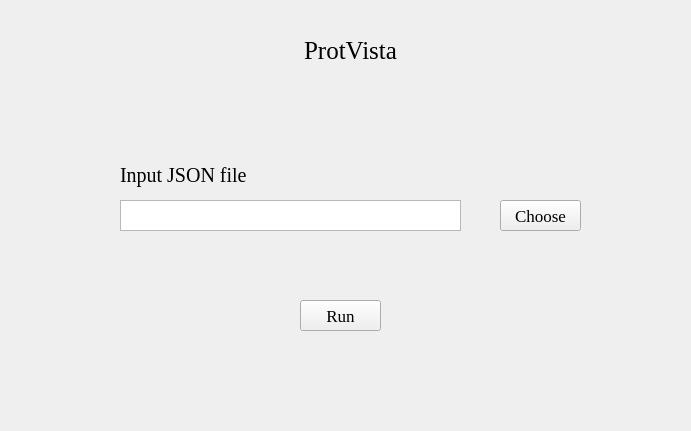
Before: the Qt Designer form ProtVista.ui in hzaurzli/MicroWorldOmics, drawn with Qt 5.
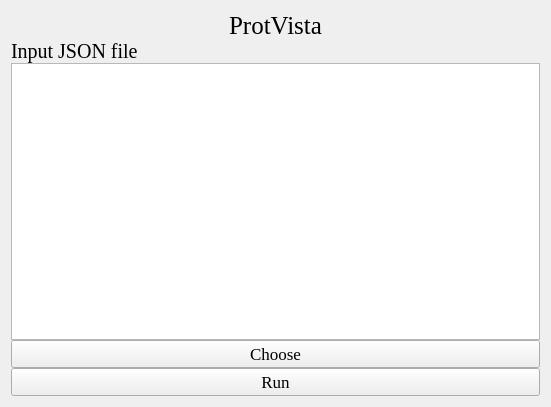
After: the same form once the commit is applied. Icons and pictures are not drawn.

What changed in the file:
```diff
--- a/ProtVista.ui
+++ b/ProtVista.ui
@@ -6,8 +6,8 @@
    <rect>
     <x>0</x>
     <y>0</y>
-    <width>691</width>
-    <height>431</height>
+    <width>551</width>
+    <height>407</height>
    </rect>
   </property>
   <property name="windowTitle">
@@ -16,28 +16,21 @@
   <property name="styleSheet">
    <string notr="true">background-image: url(D:/Documents/Desktop/bb.png)</string>
   </property>
+  <layout class="QGridLayout" name="gridLayout_2">
+   <item row="0" column="0">
+    <layout class="QGridLayout" name="gridLayout">
+     <property name="verticalSpacing">
+      <number>0</number>
+     </property>
+     <item row="2" column="0">
   <widget class="QTextBrowser" name="textBrowser_2">
-   <property name="geometry">
-    <rect>
-     <x>120</x>
-     <y>200</y>
-     <width>341</width>
-     <height>31</height>
-    </rect>
-   </property>
    <property name="styleSheet">
     <string notr="true">background-image: url(D:/Documents/Desktop/white.png)</string>
    </property>
   </widget>
+     </item>
+     <item row="0" column="0">
   <widget class="QLabel" name="label">
-   <property name="geometry">
-    <rect>
-     <x>280</x>
-     <y>30</y>
-     <width>141</width>
-     <height>41</height>
-    </rect>
-   </property>
    <property name="font">
     <font>
      <family>Times New Roman</family>
@@ -51,15 +44,22 @@
     <set>Qt::AlignCenter</set>
    </property>
   </widget>
+     </item>
+     <item row="3" column="0">
+      <widget class="QPushButton" name="pushButton_2">
+       <property name="font">
+        <font>
+         <family>Times New Roman</family>
+         <pointsize>13</pointsize>
+        </font>
+       </property>
+       <property name="text">
+        <string>Choose</string>
+       </property>
+      </widget>
+     </item>
+     <item row="1" column="0">
   <widget class="QLabel" name="label_2">
-   <property name="geometry">
-    <rect>
-     <x>120</x>
-     <y>160</y>
-     <width>161</width>
-     <height>31</height>
-    </rect>
-   </property>
    <property name="font">
     <font>
      <family>Times New Roman</family>
@@ -73,34 +73,9 @@
     <set>Qt::AlignLeading|Qt::AlignLeft|Qt::AlignVCenter</set>
    </property>
   </widget>
-  <widget class="QPushButton" name="pushButton_2">
-   <property name="geometry">
-    <rect>
-     <x>500</x>
-     <y>200</y>
-     <width>81</width>
-     <height>31</height>
-    </rect>
-   </property>
-   <property name="font">
-    <font>
-     <family>Times New Roman</family>
-     <pointsize>13</pointsize>
-    </font>
-   </property>
-   <property name="text">
-    <string>Choose</string>
-   </property>
-  </widget>
+     </item>
+     <item row="4" column="0">
   <widget class="QPushButton" name="pushButton">
-   <property name="geometry">
-    <rect>
-     <x>300</x>
-     <y>300</y>
-     <width>81</width>
-     <height>31</height>
-    </rect>
-   </property>
    <property name="font">
     <font>
      <family>Times New Roman</family>
@@ -111,6 +86,10 @@
     <string>Run</string>
    </property>
   </widget>
+     </item>
+    </layout>
+   </item>
+  </layout>
  </widget>
  <resources/>
  <connections/>
```
Left out of the diff: 2 changed lines with no effect on the pictures. Lines whose indentation alone changed are shown as unchanged.
